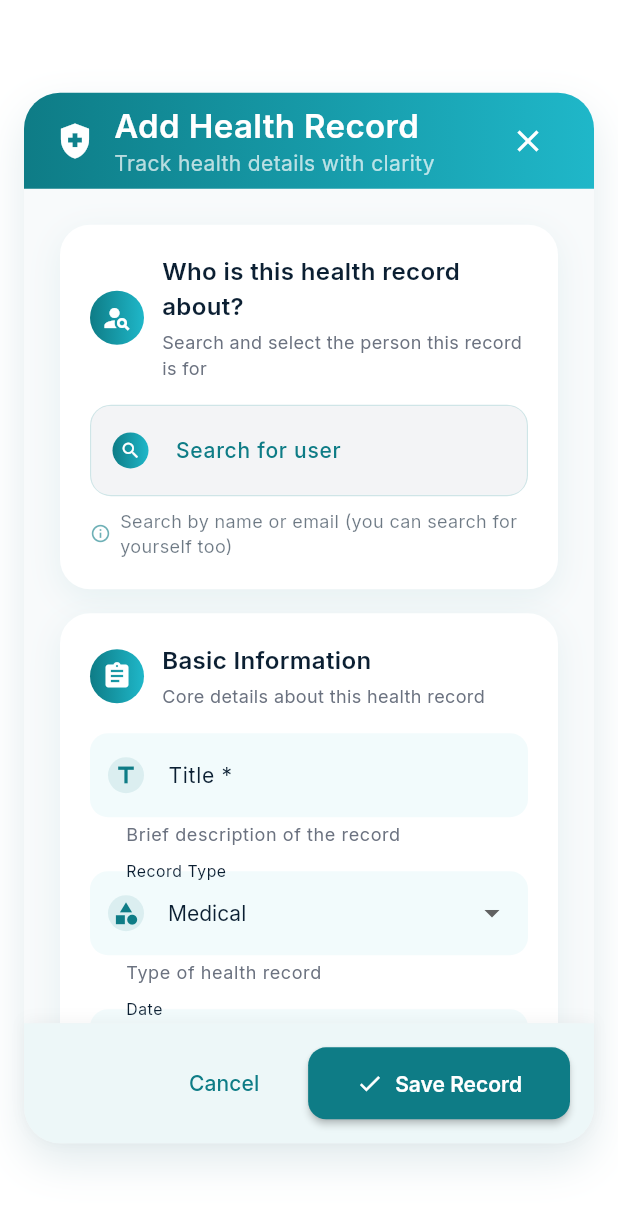
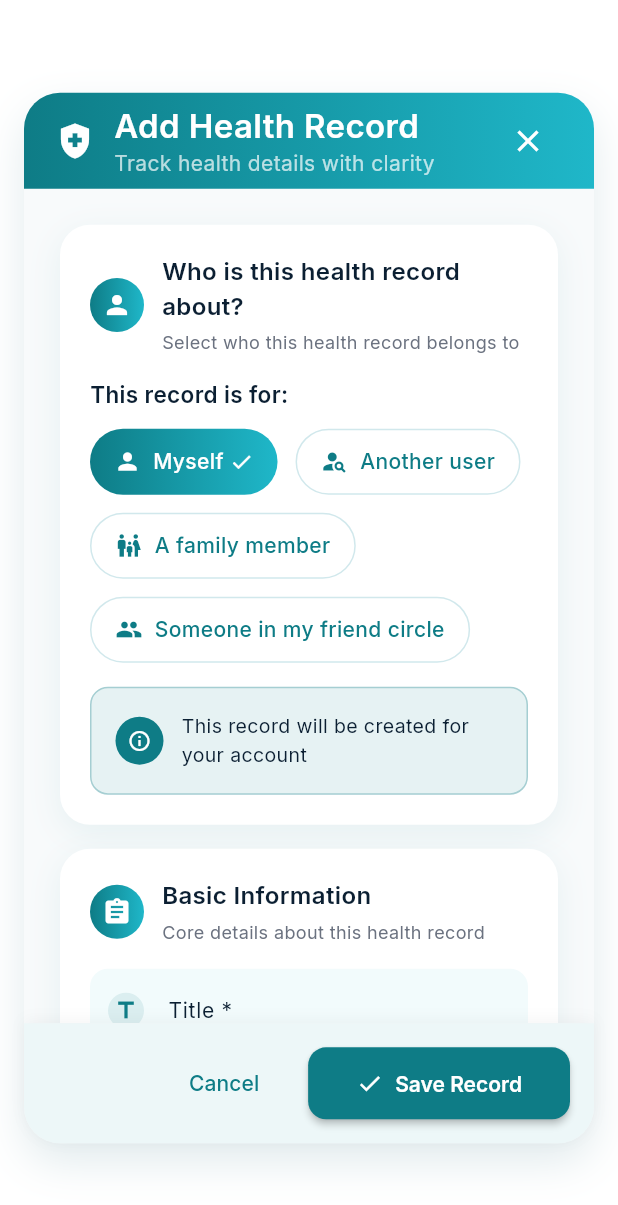
Before and after one commit to mistergaurav/memoryhub, a Flutter app: the AddHealthRecordDialog widget shown alone on an empty page, opened directly, on a phone screen of 412 x 824 dp. Shown: the top 1205 px of the screen. Run offline on Flutter 3.47's test engine with Material 3 defaults, Android fonts, the phone set to English and light mode, and no system bars; our stand-ins replace carousel_slider, file_picker, google_fonts, image_picker, qr_flutter, share_plus and 3 more; missing offline and left inert: jwt_decode; accounts and stored records are empty; network calls fail.

Commit message:
Update health record form to select subject from user or family
Modify AddHealthRecordDialog and AddHealthRecordController to allow selecting a subject for health records, including options for 'myself', 'user', 'family', and 'friend'. This involves changes to validation, data submission, and UI elements.

Replit-Commit-Author: Agent
Replit-Commit-Session-Id: edaf66c9-ecde-4a8c-88f8-db08c9206342
Replit-Commit-Checkpoint-Type: intermediate_checkpoint
Replit-Commit-Event-Id: 9bde2fea-37dd-4e20-bf47-9419cef385fa
Replit-Commit-Screenshot-Url: https://storage.googleapis.com/screenshot-production-us-central1/6baab76b-4210-4b53-881d-3aa5991a4b12/edaf66c9-ecde-4a8c-88f8-db08c9206342/Wg2c5Xa

```diff
--- a/memory_hub_app/lib/dialogs/family/add_health_record_dialog.dart
+++ b/memory_hub_app/lib/dialogs/family/add_health_record_dialog.dart
@@ -2,8 +2,8 @@ import 'package:flutter/material.dart';
 import 'package:intl/intl.dart';
 import 'package:google_fonts/google_fonts.dart';
 import '../../services/family/family_service.dart';
+import '../../widgets/user_search_autocomplete.dart';
 import '../../models/user_search_result.dart';
-import '../../widgets/user_search_autocomplete.dart';
 import 'controllers/add_health_record_controller.dart';
 
 class AddHealthRecordDialog extends StatefulWidget {
@@ -28,7 +28,8 @@ class _AddHealthRecordDialogState extends State<AddHealthRecordDialog> with Sing
   DateTime _selectedDate = DateTime.now();
   bool _isConfidential = true;
 
-  String? _relationshipType;
+  String _subjectCategory = 'myself';
+  String? _selectedUserId;
   String? _selectedFamilyMemberId;
   String? _selectedFriendCircleId;
   UserSearchResult? _selectedUser;
@@ -194,10 +195,10 @@ class _AddHealthRecordDialogState extends State<AddHealthRecordDialog> with Sing
     }
 
     final subjectValidation = _controller.validateSubjectSelection(
-      relationshipType: _relationshipType,
+      subjectCategory: _subjectCategory,
+      selectedUserId: _selectedUserId,
       selectedFamilyMemberId: _selectedFamilyMemberId,
       selectedFriendCircleId: _selectedFriendCircleId,
-      selectedUser: _selectedUser,
     );
 
     if (subjectValidation != null) {
@@ -253,10 +254,10 @@ class _AddHealthRecordDialogState extends State<AddHealthRecordDialog> with Sing
       severity: _severity,
       notes: _notesController.text,
       isConfidential: _isConfidential,
-      relationshipType: _relationshipType,
+      subjectCategory: _subjectCategory,
+      selectedUserId: _selectedUserId,
       selectedFamilyMemberId: _selectedFamilyMemberId,
       selectedFriendCircleId: _selectedFriendCircleId,
-      selectedUser: _selectedUser,
       enableReminder: _enableReminder,
       reminderDueDate: _reminderDueDate,
       reminderType: _reminderType,
@@ -299,10 +300,10 @@ class _AddHealthRecordDialogState extends State<AddHealthRecordDialog> with Sing
       severity: _severity,
       notes: _notesController.text,
       isConfidential: _isConfidential,
-      relationshipType: _relationshipType,
+      subjectCategory: _subjectCategory,
+      selectedUserId: _selectedUserId,
       selectedFamilyMemberId: _selectedFamilyMemberId,
       selectedFriendCircleId: _selectedFriendCircleId,
-      selectedUser: _selectedUser,
       enableReminder: _enableReminder,
       reminderDueDate: _reminderDueDate,
       reminderType: _reminderType,
@@ -682,23 +683,133 @@ class _AddHealthRecordDialogState extends State<AddHealthRecordDialog> with Sing
                   children: [
                     _buildSectionCard(
                       title: 'Who is this health record about?',
+                      icon: Icons.person,
+                      helperText: 'Select who this health record belongs to',
+                      children: [
+                        Text(
+                          'This record is for:',
+                          style: GoogleFonts.inter(
+                            fontSize: 15,
+                            fontWeight: FontWeight.w600,
+                            color: _typographyDark,
+                          ),
+                        ),
+                        const SizedBox(height: 12),
+                        Wrap(
+                          spacing: 12,
+                          runSpacing: 12,
+                          children: [
+                            _buildChoiceChip(
+                              label: 'Myself',
+                              icon: Icons.person,
+                              selected: _subjectCategory == 'myself',
+                              onTap: () {
+                                setState(() {
+                                  _subjectCategory = 'myself';
+                                  _selectedUserId = null;
+                                  _selectedUser = null;
+                                  _selectedFamilyMemberId = null;
+                                  _selectedFriendCircleId = null;
+                                });
+                              },
+                            ),
+                            _buildChoiceChip(
+                              label: 'Another user',
                               icon: Icons.person_search,
-                      helperText: 'Search and select the person this record is for',
+                              selected: _subjectCategory == 'user',
+                              onTap: () {
+                                setState(() {
+                                  _subjectCategory = 'user';
+                                  _selectedUserId = null;
+                                  _selectedUser = null;
+                                  _selectedFamilyMemberId = null;
+                                  _selectedFriendCircleId = null;
+                                });
+                              },
+                            ),
+                            _buildChoiceChip(
+                              label: 'A family member',
+                              icon: Icons.family_restroom,
+                              selected: _subjectCategory == 'family',
+                              onTap: () {
+                                setState(() {
+                                  _subjectCategory = 'family';
+                                  _selectedUserId = null;
+                                  _selectedUser = null;
+                                  _selectedFamilyMemberId = null;
+                                  _selectedFriendCircleId = null;
+                                });
+                              },
+                            ),
+                            _buildChoiceChip(
+                              label: 'Someone in my friend circle',
+                              icon: Icons.people,
+                              selected: _subjectCategory == 'friend',
+                              onTap: () {
+                                setState(() {
+                                  _subjectCategory = 'friend';
+                                  _selectedUserId = null;
+                                  _selectedUser = null;
+                                  _selectedFamilyMemberId = null;
+                                  _selectedFriendCircleId = null;
+                                });
+                              },
+                            ),
+                          ],
+                        ),
+                        if (_subjectCategory == 'myself') ...[
+                          const SizedBox(height: 16),
+                          Container(
+                            padding: const EdgeInsets.all(16),
+                            decoration: BoxDecoration(
+                              color: _primaryTeal.withOpacity(0.1),
+                              borderRadius: BorderRadius.circular(12),
+                              border: Border.all(
+                                color: _primaryTeal.withOpacity(0.3),
+                                width: 1,
+                              ),
+                            ),
+                            child: Row(
                               children: [
+                                Container(
+                                  padding: const EdgeInsets.all(8),
+                                  decoration: const BoxDecoration(
+                                    color: _primaryTeal,
+                                    shape: BoxShape.circle,
+                                  ),
+                                  child: const Icon(
+                                    Icons.info_outline,
+                                    color: Colors.white,
+                                    size: 16,
+                                  ),
+                                ),
+                                const SizedBox(width: 12),
+                                Expanded(
+                                  child: Text(
+                                    'This record will be created for your account',
+                                    style: GoogleFonts.inter(
+                                      fontSize: 13,
+                                      color: _typographyDark,
+                                    ),
+                                  ),
+                                ),
+                              ],
+                            ),
+                          ),
+                        ],
+                        if (_subjectCategory == 'user') ...[
+                          const SizedBox(height: 16),
                           UserSearchAutocomplete(
-                          onUserSelected: (user) {
+                            helpText: 'Search for any user by name, email, or username',
+                            onUserSelected: (UserSearchResult user) {
                               setState(() {
                                 _selectedUser = user;
-                              _relationshipType = null;
-                              _selectedFamilyMemberId = null;
-                              _selectedFriendCircleId = null;
-                              _animationController.forward();
+                                _selectedUserId = user.userId;
                               });
                             },
-                          helpText: 'Search by name or email (you can search for yourself too)',
                           ),
                           if (_selectedUser != null) ...[
-                          const SizedBox(height: 16),
+                            const SizedBox(height: 12),
                             Container(
                               padding: const EdgeInsets.all(16),
                               decoration: BoxDecoration(
@@ -729,113 +840,41 @@ class _AddHealthRecordDialogState extends State<AddHealthRecordDialog> with Sing
                                       crossAxisAlignment: CrossAxisAlignment.start,
                                       children: [
                                         Text(
-                                        'Selected User',
+                                          'Selected user: ${_selectedUser!.fullName}',
                                           style: GoogleFonts.inter(
-                                          fontSize: 12,
-                                          color: const Color(0xFF6B7280),
-                                        ),
-                                      ),
-                                      const SizedBox(height: 4),
-                                      Text(
-                                        _selectedUser!.fullName,
-                                        style: GoogleFonts.inter(
-                                          fontSize: 16,
+                                            fontSize: 13,
                                             fontWeight: FontWeight.w600,
                                             color: _typographyDark,
                                           ),
                                         ),
-                                      if (_selectedUser!.email != null)
+                                        if (_selectedUser!.email != null) ...[
+                                          const SizedBox(height: 2),
                                           Text(
                                             _selectedUser!.email!,
                                             style: GoogleFonts.inter(
-                                            fontSize: 13,
-                                            color: const Color(0xFF6B7280),
+                                              fontSize: 12,
+                                              color: _typographyDark.withOpacity(0.6),
+                                            ),
+                                          ),
+                                        ],
+                                      ],
                                     ),
                                   ),
                                 ],
                               ),
                             ),
-                                IconButton(
-                                  icon: const Icon(Icons.close, color: _errorRed),
-                                  onPressed: () {
-                                    setState(() {
-                                      _selectedUser = null;
-                                      _relationshipType = null;
-                                      _selectedFamilyMemberId = null;
-                                      _selectedFriendCircleId = null;
-                                      _animationController.reverse();
-                                    });
-                                  },
-                                  tooltip: 'Remove selection',
-                                ),
                           ],
-                            ),
-                          ),
-                          const SizedBox(height: 20),
-                          SizeTransition(
-                            sizeFactor: _dropdownAnimation,
-                            child: Column(
-                              crossAxisAlignment: CrossAxisAlignment.start,
-                              children: [
-                                Text(
-                                  'What is your relationship to this person?',
-                                  style: GoogleFonts.inter(
-                                    fontSize: 15,
-                                    fontWeight: FontWeight.w600,
-                                    color: _typographyDark,
-                                  ),
-                                ),
-                                const SizedBox(height: 12),
-                                Wrap(
-                                  spacing: 12,
-                                  runSpacing: 12,
-                                  children: [
-                                    _buildChoiceChip(
-                                      label: 'This is for me',
-                                      icon: Icons.person,
-                                      selected: _relationshipType == 'self',
-                                      onTap: () {
-                                        setState(() {
-                                          _relationshipType = 'self';
-                                          _selectedFamilyMemberId = null;
-                                          _selectedFriendCircleId = null;
-                                        });
-                                      },
-                                    ),
-                                    _buildChoiceChip(
-                                      label: 'This person is in my family',
-                                      icon: Icons.family_restroom,
-                                      selected: _relationshipType == 'family',
-                                      onTap: () {
-                                        setState(() {
-                                          _relationshipType = 'family';
-                                          _selectedFriendCircleId = null;
-                                        });
-                                      },
-                                    ),
-                                    _buildChoiceChip(
-                                      label: 'This person is in my circle',
-                                      icon: Icons.people,
-                                      selected: _relationshipType == 'friend',
-                                      onTap: () {
-                                        setState(() {
-                                          _relationshipType = 'friend';
-                                          _selectedFamilyMemberId = null;
-                                        });
-                                      },
-                                    ),
                         ],
-                                ),
-                                if (_relationshipType == 'family') ...[
+                        if (_subjectCategory == 'family') ...[
                           const SizedBox(height: 16),
                           _loadingMembers
                               ? const Center(child: CircularProgressIndicator(color: _accentAqua))
                               : DropdownButtonFormField<String>(
                                   value: _selectedFamilyMemberId,
                                   decoration: _buildInputDecoration(
-                                            label: 'Select Family Member',
+                                    label: 'Select Family Member *',
                                     icon: Icons.person_outline,
-                                            helperText: 'Choose which family member this corresponds to',
+                                    helperText: 'Choose which family member this record is for',
                                   ),
                                   items: _familyMembers.map((member) {
                                     return DropdownMenuItem(
@@ -850,16 +889,16 @@ class _AddHealthRecordDialogState extends State<AddHealthRecordDialog> with Sing
                                   },
                                 ),
                         ],
-                                if (_relationshipType == 'friend') ...[
+                        if (_subjectCategory == 'friend') ...[
                           const SizedBox(height: 16),
                           _loadingCircles
                               ? const Center(child: CircularProgressIndicator(color: _accentAqua))
                               : DropdownButtonFormField<String>(
                                   value: _selectedFriendCircleId,
                                   decoration: _buildInputDecoration(
-                                            label: 'Select Friend Circle',
+                                    label: 'Select Friend Circle *',
                                     icon: Icons.group_outlined,
-                                            helperText: 'Choose which circle this person belongs to',
+                                    helperText: 'Choose which friend circle member this record is for',
                                   ),
                                   items: _friendCircles.map((circle) {
                                     return DropdownMenuItem(
@@ -872,10 +911,6 @@ class _AddHealthRecordDialogState extends State<AddHealthRecordDialog> with Sing
                                       _selectedFriendCircleId = value;
                                     });
                                   },
-                                        ),
-                                ],
-                              ],
-                            ),
                                 ),
                         ],
                       ],
--- a/memory_hub_app/lib/dialogs/family/controllers/add_health_record_controller.dart
+++ b/memory_hub_app/lib/dialogs/family/controllers/add_health_record_controller.dart
@@ -3,7 +3,6 @@ import 'package:intl/intl.dart';
 import '../../../services/auth_service.dart';
 import '../../../services/family/family_service.dart';
 import '../../../services/family/common/family_exceptions.dart';
-import '../../../models/user_search_result.dart';
 
 enum SubmissionState {
   idle,
@@ -74,21 +73,18 @@ class AddHealthRecordController extends ChangeNotifier {
   }
 
   String? validateSubjectSelection({
-    String? relationshipType,
+    required String subjectCategory,
+    String? selectedUserId,
     String? selectedFamilyMemberId,
     String? selectedFriendCircleId,
-    UserSearchResult? selectedUser,
   }) {
-    if (selectedUser == null) {
-      return 'Please search and select a user first';
+    if (subjectCategory == 'user' && selectedUserId == null) {
+      return 'Please select a user from the search results';
     }
-    if (relationshipType == null) {
-      return 'Please specify your relationship to this person';
-    }
-    if (relationshipType == 'family' && selectedFamilyMemberId == null) {
+    if (subjectCategory == 'family' && selectedFamilyMemberId == null) {
       return 'Please select a family member from the dropdown';
     }
-    if (relationshipType == 'friend' && selectedFriendCircleId == null) {
+    if (subjectCategory == 'friend' && selectedFriendCircleId == null) {
       return 'Please select a friend circle from the dropdown';
     }
     return null;
@@ -185,10 +181,10 @@ class AddHealthRecordController extends ChangeNotifier {
     required String severity,
     required String notes,
     required bool isConfidential,
-    String? relationshipType,
+    required String subjectCategory,
+    String? selectedUserId,
     String? selectedFamilyMemberId,
     String? selectedFriendCircleId,
-    UserSearchResult? selectedUser,
     bool enableReminder = false,
     DateTime? reminderDueDate,
     String? reminderType,
@@ -199,8 +195,8 @@ class AddHealthRecordController extends ChangeNotifier {
     notifyListeners();
 
     try {
-      final userId = await _authService.getCurrentUserId();
-      if (userId == null) {
+      final currentUserId = await _authService.getCurrentUserId();
+      if (currentUserId == null) {
         throw AuthException(
           message: 'Unable to get user information. Please try logging in again.',
         );
@@ -220,13 +216,16 @@ class AddHealthRecordController extends ChangeNotifier {
         'is_confidential': isConfidential,
       };
 
-      if (relationshipType == 'self') {
+      if (subjectCategory == 'myself') {
         recordData['subject_type'] = 'self';
-        recordData['subject_user_id'] = userId;
-      } else if (relationshipType == 'family') {
+        recordData['subject_user_id'] = currentUserId;
+      } else if (subjectCategory == 'user') {
+        recordData['subject_type'] = 'self';
+        recordData['subject_user_id'] = selectedUserId;
+      } else if (subjectCategory == 'family') {
         recordData['subject_type'] = 'family';
         recordData['subject_family_member_id'] = selectedFamilyMemberId;
-      } else if (relationshipType == 'friend') {
+      } else if (subjectCategory == 'friend') {
         recordData['subject_type'] = 'friend';
         recordData['subject_friend_circle_id'] = selectedFriendCircleId;
       }
@@ -255,10 +254,10 @@ class AddHealthRecordController extends ChangeNotifier {
     required String severity,
     required String notes,
     required bool isConfidential,
-    String? relationshipType,
+    required String subjectCategory,
+    String? selectedUserId,
     String? selectedFamilyMemberId,
     String? selectedFriendCircleId,
-    UserSearchResult? selectedUser,
     bool enableReminder = false,
     DateTime? reminderDueDate,
     String? reminderType,
@@ -282,10 +281,10 @@ class AddHealthRecordController extends ChangeNotifier {
       severity: severity,
       notes: notes,
       isConfidential: isConfidential,
-      relationshipType: relationshipType,
+      subjectCategory: subjectCategory,
+      selectedUserId: selectedUserId,
       selectedFamilyMemberId: selectedFamilyMemberId,
       selectedFriendCircleId: selectedFriendCircleId,
-      selectedUser: selectedUser,
       enableReminder: enableReminder,
       reminderDueDate: reminderDueDate,
       reminderType: reminderType,
```
Also changed, not shown: 2 other files. Lines whose indentation alone changed are shown as unchanged.
